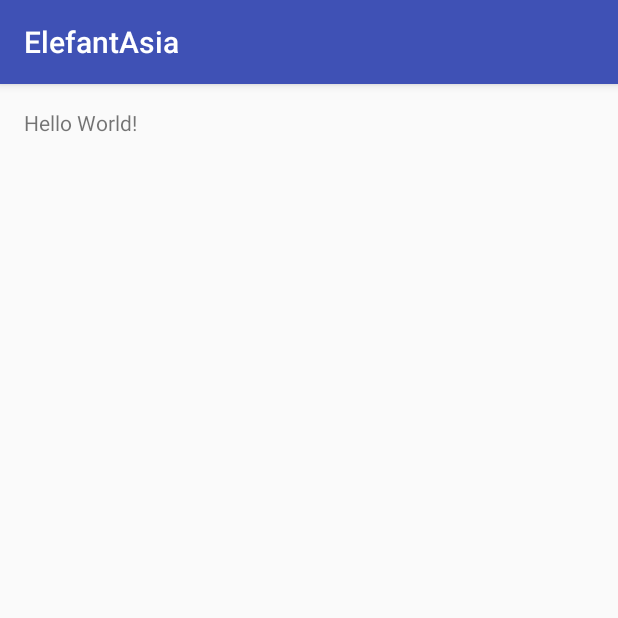
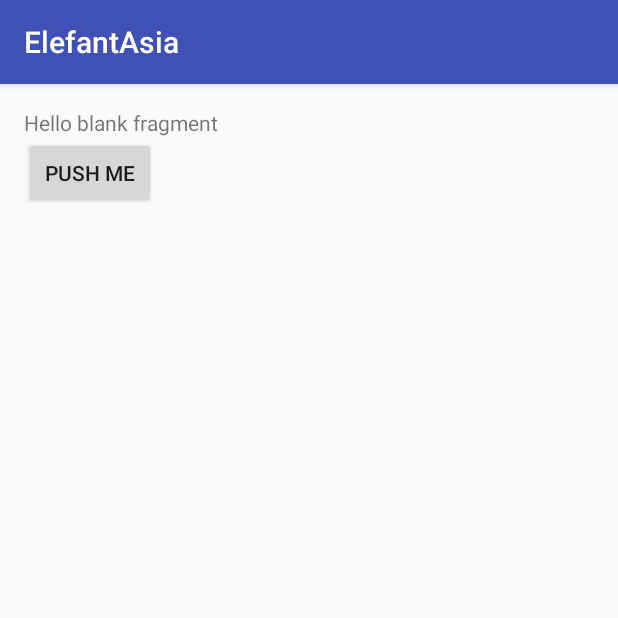
Before and after one commit to ElephantAsia/Elephant-Asia-mobile, an Android app: the screen it shows after launch (MainActivity), on a phone screen of 412 x 824 dp, the top half of it. Run offline under Robolectric (Android 15) with nearby library versions, the phone set to English and light mode, and no system bars.

Commit message:
exemple fragment

```diff
--- a/app/build.gradle
+++ b/app/build.gradle
@@ -25,5 +25,6 @@ dependencies {
         exclude group: 'com.android.support', module: 'support-annotations'
     })
     compile 'com.android.support:appcompat-v7:24.2.1'
+    compile 'com.android.support:support-v4:24.2.1'
     testCompile 'junit:junit:4.12'
 }
--- a/app/src/main/AndroidManifest.xml
+++ b/app/src/main/AndroidManifest.xml
@@ -1,17 +1,17 @@
 <?xml version="1.0" encoding="utf-8"?>
-<manifest xmlns:android="http://schemas.android.com/apk/res/android"
+<manifest
+    xmlns:android="http://schemas.android.com/apk/res/android"
     package="fr.elefantasia.elefantasia">
 
     <application
         android:allowBackup="true"
         android:icon="@mipmap/ic_launcher"
         android:label="@string/app_name"
-        android:supportsRtl="true"
         android:theme="@style/AppTheme">
+
         <activity android:name=".MainActivity">
             <intent-filter>
                 <action android:name="android.intent.action.MAIN" />
-
                 <category android:name="android.intent.category.LAUNCHER" />
             </intent-filter>
         </activity>
--- /dev/null
+++ b/app/src/main/java/fr/elefantasia/elefantasia/IPushMe.java
@@ -0,0 +1,5 @@
+package fr.elefantasia.elefantasia;
+
+public interface IPushMe {
+    public void push();
+}
--- a/app/src/main/java/fr/elefantasia/elefantasia/MainActivity.java
+++ b/app/src/main/java/fr/elefantasia/elefantasia/MainActivity.java
@@ -2,12 +2,25 @@ package fr.elefantasia.elefantasia;
 
 import android.support.v7.app.AppCompatActivity;
 import android.os.Bundle;
+import android.widget.Toast;
 
-public class MainActivity extends AppCompatActivity {
+import fr.elefantasia.elefantasia.R;
+
+public class MainActivity extends AppCompatActivity implements IPushMe {
+
+    private MainFragment fragment;
 
     @Override
     protected void onCreate(Bundle savedInstanceState) {
         super.onCreate(savedInstanceState);
         setContentView(R.layout.main_activity);
+
+        fragment = new MainFragment();
+        getSupportFragmentManager().beginTransaction().replace(R.id.main_fragment, fragment).commit();
+    }
+
+    @Override
+    public void push() {
+        Toast.makeText(this, "pushed", Toast.LENGTH_SHORT).show();
     }
 }
--- /dev/null
+++ b/app/src/main/java/fr/elefantasia/elefantasia/MainFragment.java
@@ -0,0 +1,40 @@
+package fr.elefantasia.elefantasia;
+
+
+import android.os.Bundle;
+import android.support.v4.app.Fragment;
+import android.view.LayoutInflater;
+import android.view.View;
+import android.view.ViewGroup;
+import android.widget.Button;
+
+import fr.elefantasia.elefantasia.R;
+
+public class MainFragment extends Fragment {
+
+    private Button pushme;
+
+    public MainFragment() {
+        // Required empty public constructor
+    }
+
+
+    @Override
+    public View onCreateView(LayoutInflater inflater, ViewGroup container,
+                             Bundle savedInstanceState) {
+        // Inflate the layout for this fragment
+        View view = inflater.inflate(R.layout.main_fragment, container, false);
+
+        pushme = (Button) view.findViewById(R.id.main_button);
+
+        pushme.setOnClickListener(new View.OnClickListener() {
+            @Override
+            public void onClick(View v) {
+                ((MainActivity)getActivity()).push();
+            }
+        });
+
+        return (view);
+    }
+
+}
--- a/app/src/main/res/layout/main_activity.xml
+++ b/app/src/main/res/layout/main_activity.xml
@@ -1,5 +1,6 @@
 <?xml version="1.0" encoding="utf-8"?>
-<RelativeLayout xmlns:android="http://schemas.android.com/apk/res/android"
+<RelativeLayout
+    xmlns:android="http://schemas.android.com/apk/res/android"
     xmlns:tools="http://schemas.android.com/tools"
     android:id="@+id/main_activity"
     android:layout_width="match_parent"
@@ -7,11 +8,11 @@
     android:paddingBottom="@dimen/activity_vertical_margin"
     android:paddingLeft="@dimen/activity_horizontal_margin"
     android:paddingRight="@dimen/activity_horizontal_margin"
-    android:paddingTop="@dimen/activity_vertical_margin"
-    tools:context="fr.elefantasia.elefantasia.MainActivity">
+    android:paddingTop="@dimen/activity_vertical_margin">
 
-    <TextView
-        android:layout_width="wrap_content"
-        android:layout_height="wrap_content"
-        android:text="Hello World!" />
+    <FrameLayout
+        android:id="@+id/main_fragment"
+        android:layout_width="match_parent"
+        android:layout_height="match_parent" />
+
 </RelativeLayout>
--- /dev/null
+++ b/app/src/main/res/layout/main_fragment.xml
@@ -0,0 +1,19 @@
+<LinearLayout xmlns:android="http://schemas.android.com/apk/res/android"
+    xmlns:tools="http://schemas.android.com/tools"
+    android:orientation="vertical"
+    android:layout_width="match_parent"
+    android:layout_height="match_parent">
+
+    <TextView
+        android:layout_width="wrap_content"
+        android:layout_height="wrap_content"
+        android:text="@string/hello_blank_fragment"
+        android:id="@+id/textView" />
+
+    <Button
+        android:id="@+id/main_button"
+        android:text="push me"
+        android:layout_width="wrap_content"
+        android:layout_height="wrap_content" />
+
+</LinearLayout>
--- a/app/src/main/res/values/strings.xml
+++ b/app/src/main/res/values/strings.xml
@@ -1,3 +1,6 @@
 <resources>
     <string name="app_name">ElefantAsia</string>
+
+    <!-- TODO: Remove or change this placeholder text -->
+    <string name="hello_blank_fragment">Hello blank fragment</string>
 </resources>
```
